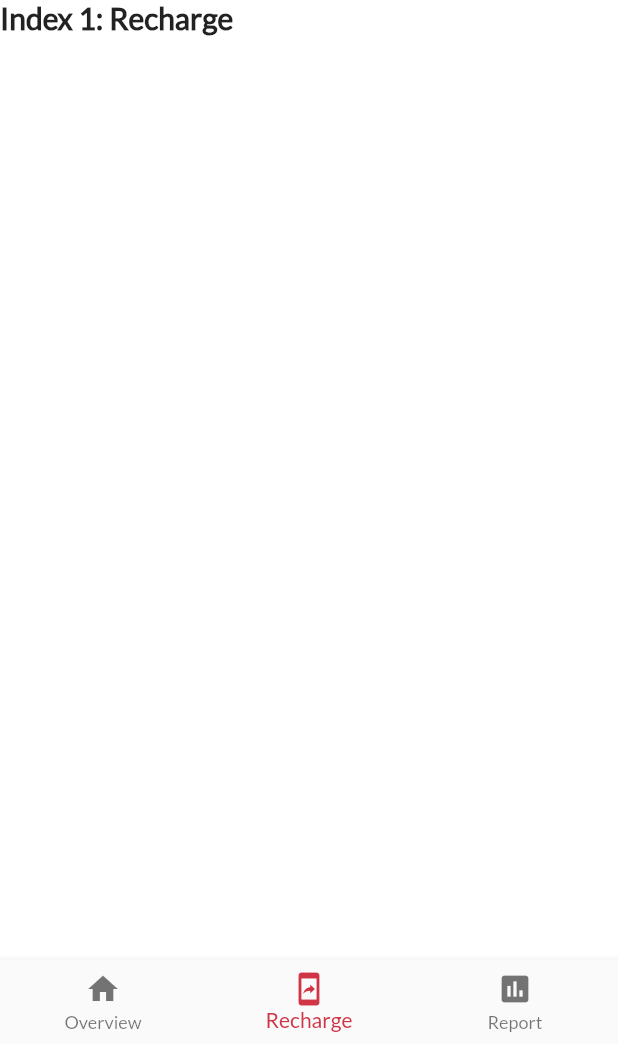
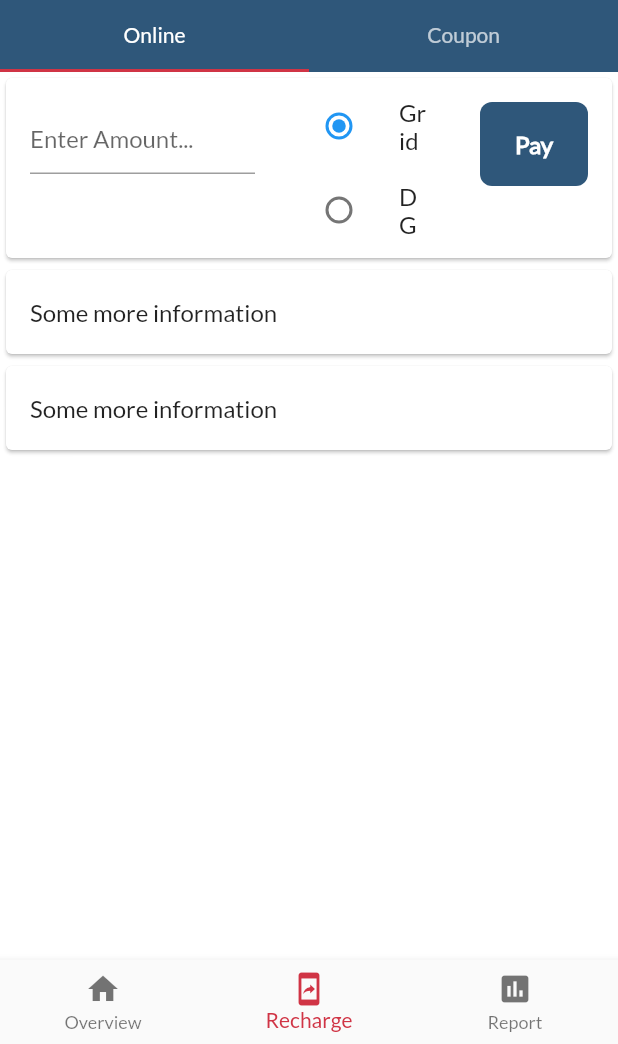
Before and after one commit to Sourav992v/Mutipont-App-Xenius, a Flutter app: the Home screen opened by its route, item 2 of the bottom bar chosen, on a phone screen of 412 x 824 dp, the part 192-1236 px from its top. Run offline on Flutter 3.47's test engine with Material 2 defaults, Android fonts, the phone set to English and light mode, and no system bars; our stand-ins replace built_collection, built_value, carousel_slider, charts_flutter, chopper, connectivity and 4 more; missing offline and left inert: dart:ffi, mp_chart; accounts and stored records are empty; generated files the repository leaves out were written again; network calls fail.

Commit message:
Add recharge view tabbar

```diff
--- a/lib/business_logic/models/resource.dart
+++ b/lib/business_logic/models/resource.dart
@@ -308,13 +308,10 @@ abstract class Resource implements Built<Resource, ResourceBuilder> {
   double get fix_charges_monthly;
 
   @nullable
-  String get dr_cr_monthly;
+  double get dr_cr_monthly;
 
   @nullable
   double get dg_fix_charges_monthly;
-
-  @nullable
-  String get dg_dr_cr_monthly;
 
   Resource._();
 
--- /dev/null
+++ b/lib/components/rouded_button_recharge.dart
@@ -0,0 +1,41 @@
+import 'package:flutter/material.dart';
+
+class RoundedButtonRecharge extends StatelessWidget {
+  final String text;
+  final Function press;
+  final Color color;
+  final Color textColor;
+  final double width, height;
+
+  const RoundedButtonRecharge(
+      {this.text,
+      this.press,
+      this.color,
+      this.textColor,
+      this.width,
+      this.height});
+
+  @override
+  Widget build(BuildContext context) {
+    return Container(
+      height: height,
+      width: width,
+      child: ClipRRect(
+        borderRadius: BorderRadius.circular(8.0),
+        child: FlatButton(
+          padding: EdgeInsets.symmetric(vertical: 15.0, horizontal: 10),
+          color: color,
+          onPressed: press,
+          child: Text(
+            text,
+            style: TextStyle(
+                fontFamily: 'Lato',
+                fontWeight: FontWeight.bold,
+                fontSize: 16.0,
+                color: textColor),
+          ),
+        ),
+      ),
+    );
+  }
+}
--- a/lib/ui/view/home/components/overview.dart
+++ b/lib/ui/view/home/components/overview.dart
@@ -15,16 +15,12 @@ List<Widget> layoutList = [
 class OverviewPage extends StatelessWidget {
   @override
   Widget build(BuildContext context) {
-    return Scaffold(
-      body: Container(
-        child: Column(
-          mainAxisAlignment: MainAxisAlignment.center,
-          mainAxisSize: MainAxisSize.max,
-          children: [
-            PageViewBalance(),
-            PiechartRecyclerView(),
-          ],
-        ),
+    return Container(
+      child: ListView(
+        children: [
+          PageViewBalance(),
+          PiechartRecyclerView(),
+        ],
       ),
     );
   }
--- a/lib/ui/view/home/components/piechart_value_lines.dart
+++ b/lib/ui/view/home/components/piechart_value_lines.dart
@@ -61,18 +61,19 @@ class _PiechartRecyclerViewState extends State<PiechartRecyclerView> {
           ),
         );
       } else {
-        return Expanded(
-          child: SizedBox(
-            height: 300,
+        return SizedBox(
+          height: 480,
+          width: 1000,
           child: ListView.builder(
             controller: ScrollController(),
+            physics: NeverScrollableScrollPhysics(),
             itemCount: 2,
             itemBuilder: (context, index) {
               return Card(
                 shape: RoundedRectangleBorder(
                     borderRadius: BorderRadius.circular(8.0)),
                 margin: EdgeInsets.only(
-                      top: 4.0, bottom: 4.0, left: 4.0, right: 4.0),
+                    top: 4.0, bottom: 4.0, left: 16.0, right: 16.0),
                 color: Colors.white,
                 shadowColor: Colors.white70,
                 elevation: 16.0,
@@ -89,7 +90,6 @@ class _PiechartRecyclerViewState extends State<PiechartRecyclerView> {
                 ),
               );
             },
-            ),
           ),
         );
       }
--- a/lib/ui/view/home/home.dart
+++ b/lib/ui/view/home/home.dart
@@ -2,6 +2,7 @@ import 'package:flutter/material.dart';
 import 'package:multipoint_app_xenius/constants.dart';
 import 'package:multipoint_app_xenius/ui/view/home/components/collapsing_toolbar.dart';
 import 'package:multipoint_app_xenius/ui/view/home/components/overview.dart';
+import 'package:multipoint_app_xenius/ui/view/recharge/recharge_view.dart';
 import 'package:multipoint_app_xenius/ui/view/report/report_view.dart';
 
 class Home extends StatefulWidget {
@@ -14,14 +15,10 @@ class Home extends StatefulWidget {
 
 class _HomeState extends State<Home> {
   int _selectedIndex = 0;
-  static const TextStyle optionStyle =
-      TextStyle(fontSize: 20, fontWeight: FontWeight.bold);
+
   final List<Widget> _widgetOption = [
     OverviewPage(),
-    Text(
-      'Index 1: Recharge',
-      style: optionStyle,
-    ),
+    RechargeView(),
     ReportView(),
   ];
 
@@ -41,7 +38,8 @@ class _HomeState extends State<Home> {
             CollapsingToolBar(),
           ];
         },
-        body: _widgetOption.elementAt(_selectedIndex),
+        body: Expanded(
+            child: Container(child: _widgetOption.elementAt(_selectedIndex))),
       ),
       bottomNavigationBar: BottomNavigationBar(
         elevation: 5.0,
--- /dev/null
+++ b/lib/ui/view/recharge/recharge_view.dart
@@ -0,0 +1,165 @@
+import 'package:flutter/material.dart';
+import 'package:multipoint_app_xenius/components/rouded_button.dart';
+import 'package:multipoint_app_xenius/components/rouded_button_recharge.dart';
+import 'package:multipoint_app_xenius/constants.dart';
+
+enum SingingCharacter { grid, dg }
+
+class RechargeView extends StatefulWidget {
+  @override
+  _RechargeViewState createState() => _RechargeViewState();
+}
+
+class _RechargeViewState extends State<RechargeView>
+    with SingleTickerProviderStateMixin {
+  TabController _controller;
+  SingingCharacter _character = SingingCharacter.grid;
+
+  @override
+  void initState() {
+    _controller = TabController(length: 2, vsync: this);
+    super.initState();
+  }
+
+  @override
+  Widget build(BuildContext context) {
+    return Container(
+        child: ListView(
+      children: [
+        Container(
+          decoration: BoxDecoration(color: kColorPrimary),
+          child: TabBar(
+            controller: _controller,
+            tabs: [
+              Tab(
+                text: 'Online',
+              ),
+              Tab(text: 'Coupon'),
+            ],
+            indicatorColor: kColorAccentRed,
+          ),
+        ),
+        Container(
+          height: 128.0,
+          child: TabBarView(
+            controller: _controller,
+            children: <Widget>[
+              Card(color: Colors.white, child: rechargeTab()),
+              Card(
+                child: rechargeTabCoupon(),
+              ),
+            ],
+          ),
+        ),
+        Card(
+          child: new ListTile(
+            title: const Text('Some more information'),
+          ),
+        ),
+        Card(
+          child: new ListTile(
+            title: const Text('Some more information'),
+          ),
+        ),
+      ],
+    ));
+  }
+
+  Widget rechargeTab() {
+    return ListTile(
+      leading: Container(
+        width: 150.0,
+        child: TextField(
+          keyboardType: TextInputType.number,
+          decoration: const InputDecoration(hintText: 'Enter Amount...'),
+        ),
+      ),
+      title: Column(
+        children: <Widget>[
+          ListTile(
+            title: const Text('Grid'),
+            leading: Radio(
+              value: SingingCharacter.grid,
+              groupValue: _character,
+              onChanged: (SingingCharacter value) {
+                setState(() {
+                  _character = value;
+                });
+              },
+            ),
+          ),
+          ListTile(
+            title: const Text('DG'),
+            leading: Radio(
+              value: SingingCharacter.dg,
+              groupValue: _character,
+              onChanged: (SingingCharacter value) {
+                setState(() {
+                  _character = value;
+                });
+              },
+            ),
+          ),
+        ],
+      ),
+      trailing: RoundedButtonRecharge(
+        text: 'Pay',
+        press: () {},
+        color: kColorPrimary,
+        textColor: Colors.white,
+        width: 72.0,
+        height: 72.0,
+      ),
+    );
+  }
+
+  Widget rechargeTabCoupon() {
+    return ListTile(
+      leading: Container(
+        width: 150.0,
+        child: TextField(
+          keyboardType: TextInputType.number,
+          decoration: const InputDecoration(
+            hintText: 'Enter Coupon...',
+          ),
+        ),
+      ),
+      title: Column(
+        children: <Widget>[
+          ListTile(
+            title: const Text('Grid'),
+            leading: Radio(
+              value: SingingCharacter.grid,
+              groupValue: _character,
+              onChanged: (SingingCharacter value) {
+                setState(() {
+                  _character = value;
+                });
+              },
+            ),
+          ),
+          ListTile(
+            title: const Text('DG'),
+            leading: Radio(
+              value: SingingCharacter.dg,
+              groupValue: _character,
+              onChanged: (SingingCharacter value) {
+                setState(() {
+                  _character = value;
+                });
+              },
+            ),
+          ),
+        ],
+      ),
+      trailing: RoundedButtonRecharge(
+        text: 'Submit',
+        press: () {},
+        color: kColorPrimary,
+        textColor: Colors.white,
+        width: 72.0,
+        height: 72.0,
+      ),
+    );
+  }
+}
```
Also changed, not shown: lib/business_logic/models/resource.g.dart. Lines whose indentation alone changed are shown as unchanged.
